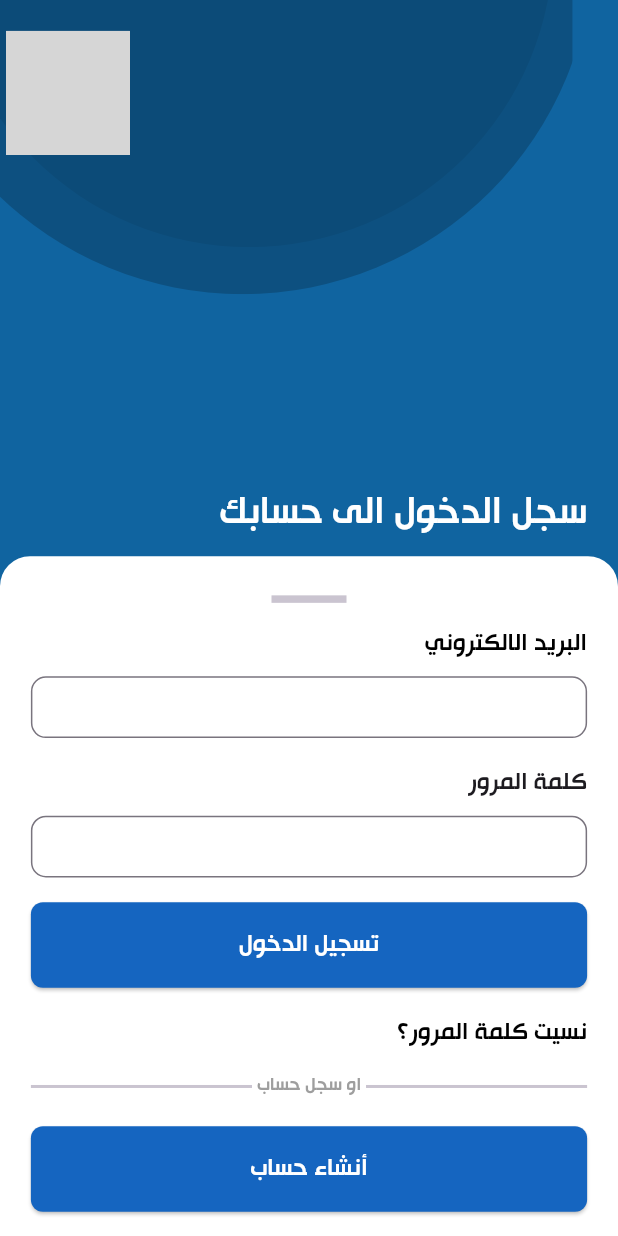
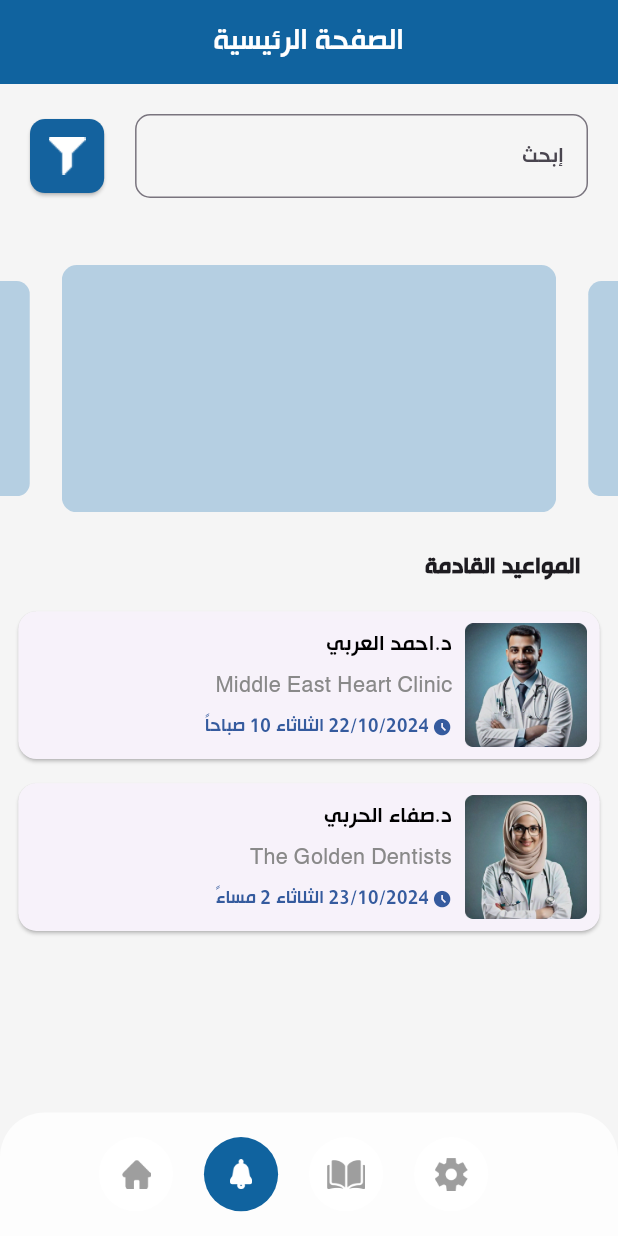
Before and after one commit to hussamburqan/ProjectAlpha, a Flutter app: the screen it shows after launch, after a tap on "تسجيل الدخول", on a phone screen of 412 x 824 dp. Run offline on Flutter 3.47's test engine with Material 3 defaults, Android fonts, the phone set to English and light mode, and no system bars; drawn by our look-alikes of carousel_slider; our stand-ins replace flutter_svg; grey boxes are pictures that could not be loaded.

Commit message:
home page

```diff
--- /dev/null
+++ b/lib/HomePage/HomePage.dart
@@ -0,0 +1,379 @@
+import 'package:carousel_slider/carousel_slider.dart';
+import 'package:flutter/material.dart';
+import 'package:projectalpha/HomePage/MyImage.dart';
+
+class Homepage extends StatefulWidget {
+  const Homepage({super.key});
+
+  @override
+  State<Homepage> createState() => _HomepageState();
+}
+
+class _HomepageState extends State<Homepage> {
+  int i = 1;
+  int? _selectedOption1;
+  int? _selectedOption2;
+  bool filterOn = false ;
+  List<Map<String, String>> appointments = [
+    {
+      'name': 'د.احمد العربي',
+      'clinic': 'Middle East Heart Clinic',
+      'date': '22/10/2024 الثلاثاء 10 صباحاً',
+      'image': 'assets/doctor1.png',
+    },
+    {
+      'name': 'د.صفاء الحربي',
+      'clinic': 'The Golden Dentists',
+      'date': '23/10/2024 الثلاثاء 2 مساءً',
+      'image': 'assets/doctor2.png',
+    },
+  ];
+
+  List<String> options = ['1', '2', '3'];
+
+  @override
+  Widget build(BuildContext context) {
+    final screenSize = MediaQuery.of(context).size;
+    return Scaffold(
+      appBar: AppBar(
+        backgroundColor: const Color(-15703137),
+        title: const Text(
+          "الصفحة الرئيسية",
+          style: TextStyle(color: Colors.white),
+        ),
+        centerTitle: true,
+      ),
+      backgroundColor: Color(-657931),
+      body: Stack(
+        children: [
+          Column(
+            children: [
+              Padding(
+                padding: const EdgeInsets.all(20.0),
+                child: Row(
+                  children: [
+                    AnimatedContainer(
+                      width: screenSize.height * 0.06,
+                      height: screenSize.height * 0.06,
+                      duration: Duration(),
+                      child: ElevatedButton(
+                        style: ButtonStyle(
+                          shape: MaterialStateProperty.all(
+                            RoundedRectangleBorder(
+                                borderRadius: BorderRadius.circular(10)),
+                          ),
+                          backgroundColor:
+                          MaterialStateProperty.all(filterOn ? Colors.white : Color(-15441250)),
+                          padding: MaterialStateProperty.all(EdgeInsets.zero),
+                        ),
+                        child: Image.asset(
+                          color: filterOn ? Color(-15441250) : Colors.white,
+                          "assets/filter.png",
+                          height: screenSize.width * 0.06,
+                          width: screenSize.width * 0.06,
+                          fit: BoxFit.fill,
+                        ),
+                        onPressed: () {
+                          setState(() {
+                            filterOn = !filterOn;
+                          });
+                        },
+                      ),
+                    ),
+                    SizedBox(width: screenSize.width * 0.05),
+                    Expanded(
+                      child: TextField(
+                        decoration: InputDecoration(
+                          hintTextDirection: TextDirection.rtl,
+                          hintText: 'إبحث',
+                          border: OutlineInputBorder(
+                            borderRadius: BorderRadius.circular(10),
+                            borderSide: const BorderSide(color: Color(-2631721)),
+                          ),
+                          fillColor: Colors.white,
+                        ),
+                      ),
+                    ),
+                  ],
+                ),
+              ),
+              SizedBox(height: screenSize.height * 0.03),
+              CarouselSlider(
+                items: [
+                  MyImage(path: 'assets/test1.png'),
+                  MyImage(path: 'assets/test1.png'),
+                  MyImage(path: 'assets/test1.png')
+                ],
+                disableGesture: true,
+                options: CarouselOptions(
+                  height: screenSize.height * 0.2,
+                  aspectRatio: 16 / 9,
+                  viewportFraction: 0.8,
+                  initialPage: 1,
+                  enableInfiniteScroll: false,
+                  reverse: true,
+                  autoPlayInterval: const Duration(seconds: 3),
+                  autoPlayAnimationDuration: const Duration(milliseconds: 800),
+                  autoPlayCurve: Curves.fastOutSlowIn,
+                  enlargeCenterPage: true,
+                  enlargeFactor: 0.3,
+                  scrollDirection: Axis.horizontal,
+                ),
+              ),
+              SizedBox(height: screenSize.height * 0.03),
+              Padding(
+                padding: EdgeInsets.only(
+                    right: screenSize.width * 0.06,
+                    left: screenSize.width * 0.06
+                ),
+                child: Align(
+                  alignment: Alignment.centerRight,
+                  child: Text(
+                    "المواعيد القادمة",
+                    style: TextStyle(fontSize: screenSize.height * 0.021, fontWeight: FontWeight.bold),
+                  ),
+                ),
+              ),
+              SizedBox(height: screenSize.height * 0.01),
+              Expanded(
+                child: ListView.builder(
+                  itemCount: appointments.length,
+                  itemBuilder: (context, index) {
+                    final appointment = appointments[index];
+                    return Padding(
+                      padding: EdgeInsets.only(
+                          left: screenSize.width * 0.02,
+                          right: screenSize.width * 0.02,
+                          top: screenSize.height * 0.005,
+                          bottom: screenSize.height * 0.005
+                      ),
+                      child: Card(
+                        child: Row(
+                          mainAxisAlignment: MainAxisAlignment.end,
+                          children: [
+                            Column(
+                              crossAxisAlignment: CrossAxisAlignment.end,
+                              children: [
+                                Text(
+                                  appointment['name']!,
+                                  style: TextStyle(color: Colors.black, fontSize: screenSize.height * 0.02),
+                                  textDirection: TextDirection.rtl,
+                                ),
+                                SizedBox(height: screenSize.height * 0.005),
+                                Text(
+                                  appointment['clinic']!,
+                                  style: TextStyle(color: Color(-7763575),fontSize: screenSize.height * 0.02),
+                                  textDirection: TextDirection.rtl,
+                                ),
+                                SizedBox(height: screenSize.height * 0.005),
+                                Row(
+                                  mainAxisAlignment: MainAxisAlignment.end,
+                                  crossAxisAlignment: CrossAxisAlignment.center,
+                                  children: [
+                                    Text(
+                                      appointment['date']!,
+                                      style: TextStyle(color: Color(-13280354),fontSize: screenSize.height * 0.017),
+                                      textDirection: TextDirection.rtl,
+                                    ),
+                                    SizedBox(width: screenSize.width * 0.005),
+                                    Icon(
+                                      Icons.access_time_filled,
+                                      color: Color(-13280354),
+                                      size: screenSize.height * 0.016,
+                                    ),
+                                  ],
+                                ),
+                              ],
+                            ),
+                            Padding(
+                              padding: const EdgeInsets.all(8.0),
+                              child: Image.asset(
+                                appointment['image']!,
+                                height: screenSize.height * 0.1,
+                                width: screenSize.height * 0.1,
+                              ),
+                            ),
+                          ],
+                        ),
+                      ),
+                    );
+                  },
+                ),
+              ),
+            ],
+          ),
+          AnimatedPositioned(
+            duration: const Duration(milliseconds: 300),
+            right: screenSize.width * 0.04,
+            top: filterOn ? screenSize.height * 0.09 : 0.09,
+            child: AnimatedSize(
+              duration: const Duration(milliseconds: 300),
+              curve: Curves.easeInOutCubicEmphasized,
+              child: filterOn
+                  ? Container(
+                width: screenSize.width * 0.75,
+                height: screenSize.height * 0.06,
+                child: Card(
+                  color: Color(-789517),
+                  elevation: 5,
+                  child: Row(
+                    mainAxisAlignment: MainAxisAlignment.spaceEvenly,
+                    children: [
+                      Padding(
+                        padding: EdgeInsets.all(screenSize.height * 0.008),
+                        child: DecoratedBox(
+                          decoration: BoxDecoration(
+                            color: Colors.grey[200],
+                            border: Border.all(color: Colors.black, width: 0.5),
+                            borderRadius: BorderRadius.circular(8),
+                          ),
+                          child: Padding(
+                            padding: EdgeInsets.symmetric(horizontal: screenSize.width * 0.04),
+                            child: DropdownButtonHideUnderline(
+                              child: DropdownButton<int>(
+                                value: _selectedOption1,
+                                hint: Row(
+                                  mainAxisAlignment: MainAxisAlignment.spaceBetween,
+                                  children: [
+                                    Icon(Icons.arrow_drop_down, color: Colors.black),
+                                    Text(
+                                      "التخصص",
+                                      style: TextStyle(fontSize: screenSize.height * 0.018, color: Colors.grey[700]),
+                                    ),
+                                  ],
+                                ),
+                                icon: SizedBox.shrink(),
+                                items: options.asMap().entries.map((entry) {
+                                  int index = entry.key;
+                                  String option = entry.value;
+                                  return DropdownMenuItem<int>(
+                                    value: index,
+                                    child: Text(
+                                      option,
+                                      style: TextStyle(fontSize: screenSize.height * 0.018, color: Colors.black),
+                                    ),
+                                  );
+                                }).toList(),
+                                onChanged: (value) {
+                                  setState(() {
+                                    _selectedOption1 = value;
+                                  });
+                                },
+                              ),
+                            ),
+                          ),
+                        ),
+                      ),
+                      Padding(
+                        padding: EdgeInsets.all(screenSize.height * 0.008),
+                        child: DecoratedBox(
+                          decoration: BoxDecoration(
+                            color: Colors.grey[200],
+                            border: Border.all(color: Colors.black, width: 0.5),
+                            borderRadius: BorderRadius.circular(8),
+                          ),
+                          child: Padding(
+                            padding: EdgeInsets.symmetric(horizontal: screenSize.width * 0.06),
+                            child: DropdownButtonHideUnderline(
+                              child: DropdownButton<int>(
+                                value: _selectedOption2,
+                                hint: Row(
+                                  mainAxisAlignment: MainAxisAlignment.spaceBetween,
+                                  children: [
+                                    Icon(Icons.arrow_drop_down, color: Colors.black),
+                                    Text(
+                                      "المحافظة",
+                                      style: TextStyle(fontSize: screenSize.height * 0.018, color: Colors.grey[700]),
+                                    ),
+                                  ],
+                                ),
+                                icon: SizedBox.shrink(),
+                                items: options.asMap().entries.map((entry) {
+                                  int index = entry.key;
+                                  String option = entry.value;
+                                  return DropdownMenuItem<int>(
+                                    value: index,
+                                    child: Text(
+                                      option,
+                                      style: TextStyle(fontSize: screenSize.height * 0.018, color: Colors.black),
+                                    ),
+                                  );
+                                }).toList(),
+                                onChanged: (value) {
+                                  setState(() {
+                                    _selectedOption2 = value;
+                                  });
+                                },
+                              ),
+                            ),
+                          ),
+                        ),
+                      ),
+                    ],
+                  ),
+                ),
+              )
+                  : SizedBox(),
+            ),
+          ),
+
+
+          Align(
+            alignment: Alignment.bottomCenter,
+            child: Container(
+              decoration: const BoxDecoration(
+                borderRadius: BorderRadius.only(
+                    topLeft: Radius.circular(30),
+                    topRight: Radius.circular(30)
+                ),
+                color: Color(-131587),
+              ),
+              height: screenSize.height * 0.1,
+              child: Center(
+                child: Row(
+                  mainAxisAlignment: MainAxisAlignment.center,
+                  children: [
+                    NavItem(0, "assets/home.png"),
+                    SizedBox(width: screenSize.width * 0.05),
+                    NavItem(1, "assets/Notices.png"),
+                    SizedBox(width: screenSize.width * 0.05),
+                    NavItem(2, "assets/something.png"),
+                    SizedBox(width: screenSize.width * 0.05),
+                    NavItem(3, "assets/setting.png"),
+                    SizedBox(width: screenSize.width * 0.05),
+                  ],
+                ),
+              ),
+            ),
+          ),
+        ],
+      ),
+    );
+  }
+
+  GestureDetector NavItem(int index, String assetPath) {
+    return GestureDetector(
+      onTap: () {
+        setState(() {
+          i = index;
+        });
+      },
+      child: AnimatedContainer(
+        duration: const Duration(milliseconds: 200),
+        height: MediaQuery.of(context).size.height * 0.06,
+        width: MediaQuery.of(context).size.height * 0.06,
+        decoration: BoxDecoration(
+          color: i == index ? Color(-15703137) : Colors.white,
+          shape: BoxShape.circle,
+        ),
+        child: Center(
+          child: Image.asset(
+            assetPath,
+            scale: 4,
+            color: i == index ? Colors.white : Colors.grey,
+          ),
+        ),
+      ),
+    );
+  }
+}
--- /dev/null
+++ b/lib/HomePage/MyImage.dart
@@ -0,0 +1,17 @@
+import 'package:flutter/material.dart';
+
+class MyImage extends StatelessWidget {
+  const MyImage({super.key, required this.path});
+  final String path;
+
+  @override
+  Widget build(BuildContext context) {
+    return Container(
+      decoration: BoxDecoration(borderRadius: BorderRadius.circular(10)),
+      child: ClipRRect(
+        borderRadius: BorderRadius.circular(10),
+        child: Image.asset(path, fit: BoxFit.cover ),
+      ),
+    );
+  }
+}
--- a/lib/login/login.dart
+++ b/lib/login/login.dart
@@ -1,5 +1,4 @@
 import 'dart:ui';
-
 import 'package:flutter/material.dart';
 import 'package:flutter_svg/svg.dart';
 import 'package:projectalpha/login/register.dart';
@@ -137,7 +136,9 @@ class _LoginPageState extends State<LoginPage> {
                     SizedBox(
                       width: double.infinity,
                       child: ElevatedButton(
-                        onPressed: () {},
+                        onPressed: () {
+                          Navigator.pushReplacementNamed(context, '/homepage');
+                        },
                         child: Text(
                           'تسجيل الدخول',
                           style: TextStyle(fontSize: screenSize.width * 0.045, color: Colors.white),
@@ -193,7 +194,7 @@ class _LoginPageState extends State<LoginPage> {
                           Navigator.push(
                             context,
                             PageRouteBuilder(
-                              pageBuilder: (context, animation, secondaryAnimation) => const RegistrationForm(),
+                              pageBuilder: (context, animation, secondaryAnimation) => const RegForm(),
                               transitionsBuilder: (context, animation, secondaryAnimation, child) {
                                 return Stack(
                                   children: [
--- a/lib/login/register.dart
+++ b/lib/login/register.dart
@@ -3,14 +3,14 @@ import 'package:flutter_svg/svg.dart';
 
 
 
-class RegistrationForm extends StatefulWidget {
-  const RegistrationForm();
+class RegForm extends StatefulWidget {
+  const RegForm();
 
   @override
-  _RegistrationFormState createState() => _RegistrationFormState();
+  _RegFormState createState() => _RegFormState();
 }
 
-class _RegistrationFormState extends State<RegistrationForm> {
+class _RegFormState extends State<RegForm> {
   int? selectedDay;
   String? selectedMonth;
   int? selectedYear;
--- a/lib/login/textfield.dart
+++ /dev/null
@@ -1,16 +0,0 @@
-
-import 'package:flutter/material.dart';
-
-Widget MyTextField (BuildContext context,TextEditingController  Controller,final validate,double screenHeight , double screenWidth){
-  return TextFormField(
-        controller: Controller,
-        decoration: InputDecoration(
-          contentPadding: const EdgeInsets.symmetric(),
-          border: OutlineInputBorder(
-            borderSide: const BorderSide(color: Colors.black, width: 5.0),
-            borderRadius: BorderRadius.circular(50.0),
-          ),
-        ),
-        validator: validate,
-  );
-}
--- a/lib/main.dart
+++ b/lib/main.dart
@@ -1,5 +1,7 @@
 import 'package:flutter/material.dart';
+import 'package:projectalpha/HomePage/HomePage.dart';
 import 'package:projectalpha/login/login.dart';
+import 'package:projectalpha/login/register.dart';
 import 'package:projectalpha/theme/themes.dart';
 
 void main() {
@@ -9,13 +11,17 @@ void main() {
 class MyApp extends StatelessWidget {
   const MyApp({super.key});
 
-  // This widget is the root of your application.
   @override
   Widget build(BuildContext context) {
     return MaterialApp(
       debugShowCheckedModeBanner: false,
       theme: AppTheme.theme,
-      home: LoginPage(),
+      initialRoute: '/login',
+      routes: {
+        '/homepage': (context) => const Homepage(),
+        '/login': (context) => LoginPage(),
+        '/reg': (context) => const RegForm(),
+      },
     );
   }
 }
```
Also changed, not shown: pubspec.yaml (+10 -0 lines), assets/Notices.png (added), assets/doctor1.png (added), assets/doctor2.png (added), assets/filter.png (added), assets/home.png (added), assets/setting.png (added), assets/something.png (added), assets/test1.png (added), pubspec.lock.
